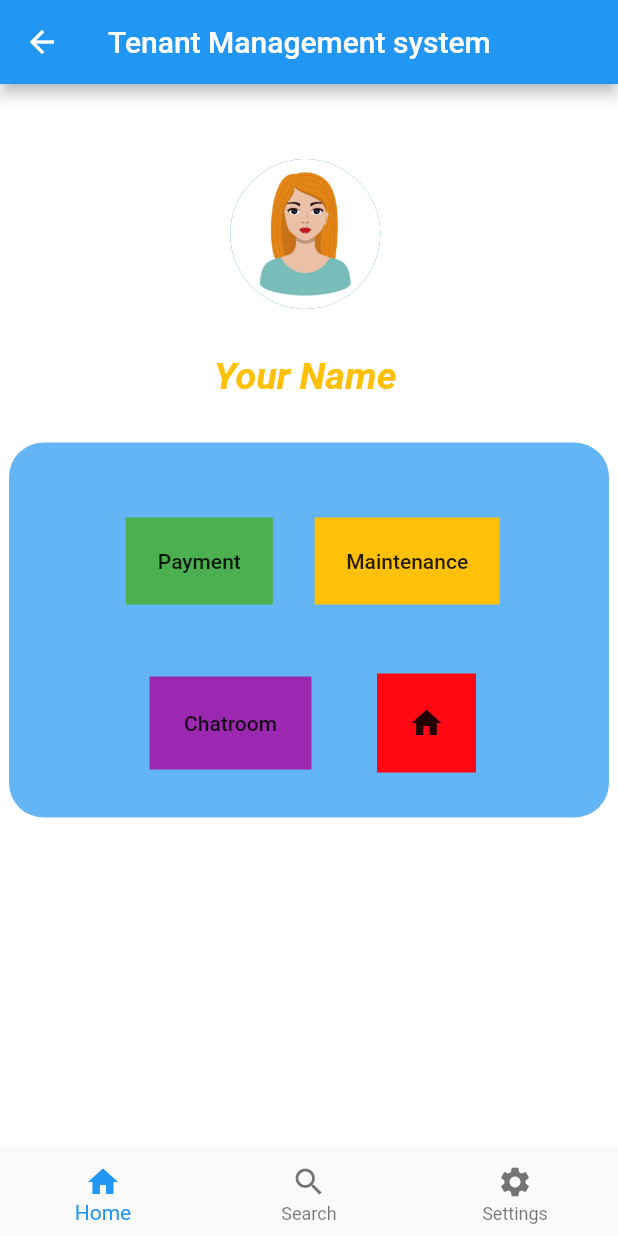
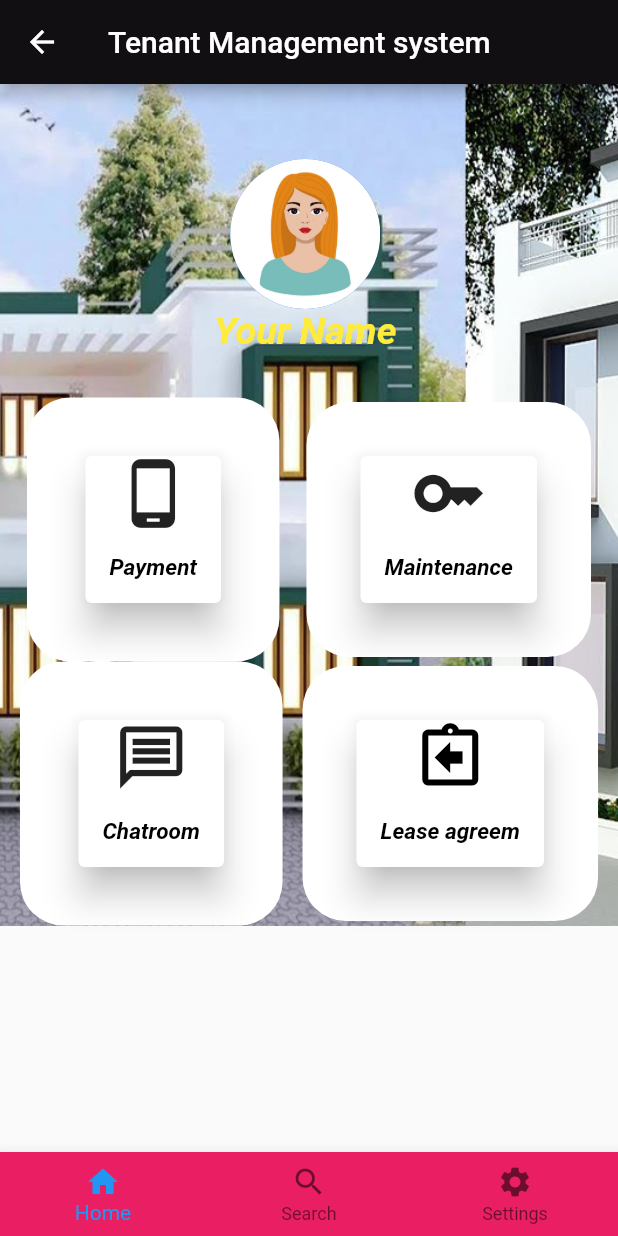
Before and after one commit to jovinraymond/reccess_project, a Flutter app: the Homep screen opened by its route, on a phone screen of 412 x 824 dp. Run offline on Flutter 3.47's test engine with Material 2 defaults, Android fonts, the phone set to English and light mode, and no system bars; our stand-ins replace cloud_firestore, firebase_auth, firebase_core; missing offline and left inert: dart:html; accounts and stored records are empty.

Commit message:
i changed the home interface

```diff
--- a/lib/home.dart
+++ b/lib/home.dart
@@ -1,6 +1,7 @@
+import 'dart:html';
+
 import 'package:flutter/material.dart';
 import 'login.dart';
-import 'payment_page.dart';
 
 void main() {
   runApp(MaterialApp(
@@ -27,22 +28,25 @@ class _HomepState extends State<Homep> {
 
   @override
   Widget build(BuildContext context) {
-    return Scaffold(
-      backgroundColor: Colors.white,
+    return Container(
+      child: Scaffold(
         appBar: AppBar(
           title: Text("Tenant Management system"),
+          backgroundColor: Color(0xff120f13),
         ),
-      body: Column(
+        body: Container(
+          decoration: BoxDecoration(
+            image: DecorationImage(
+                image: AssetImage('assets/pic.jpg'), fit: BoxFit.cover),
+          ),
+          child: SingleChildScrollView(
+            child: Column(
               children: <Widget>[
-          Row(
-            children: [
-              //TextField(autofillHints: ,)
-            ],
-          ),
                 Container(
-            padding: EdgeInsets.only(top: 50, left: 40, right: 45, bottom: 30),
+                  padding:
+                      EdgeInsets.only(top: 50, left: 40, right: 45, bottom: 30),
                   decoration: BoxDecoration(
-              color: Colors.white,
+                    color: Colors.transparent,
                     borderRadius: BorderRadius.circular(23),
                   ),
                   child: Column(
@@ -52,88 +56,151 @@ class _HomepState extends State<Homep> {
                         radius: 50,
                         backgroundImage: AssetImage("assets/ava1.jpg"),
                       ),
-                SizedBox(
-                  height: 30,
-                ),
                       Text(
                         "Your Name",
                         style: TextStyle(
                           fontSize: 25,
                           fontWeight: FontWeight.bold,
                           fontStyle: FontStyle.italic,
-                    color: Colors.amber,
+                          color: Colors.yellow,
                         ),
                       ),
                     ],
                   ),
                 ),
-          //SizedBox(
-          //height: 30,
-          //),
                 Container(
-            width: 400,
-            height: 250,
-            padding: EdgeInsets.only(top: 50, left: 50, right: 45, bottom: 30),
-            decoration: BoxDecoration(
-              color: Colors.blue[300],
-              borderRadius: BorderRadius.circular(23),
-            ),
                   child: Column(
-              mainAxisAlignment: MainAxisAlignment.spaceBetween,
+                    mainAxisAlignment: MainAxisAlignment.spaceEvenly,
+                    crossAxisAlignment: CrossAxisAlignment.start,
                     children: [
                       Row(
                         mainAxisAlignment: MainAxisAlignment.spaceEvenly,
                         children: [
                           Container(
-                      padding: EdgeInsets.all(5),
-                      color: Colors.green,
-                      //decoration: BoxDecoration(
-                      //borderRadius: BorderRadius.circular(10)),
-                      child: MaterialButton(
-                        onPressed: () {
-                          Navigator.push(
-                            context,
-                            MaterialPageRoute(
-                                builder: (context) => PaymentPage()),
-                          );
-                        },
-                        child: Text("Payment"),
+                            padding: EdgeInsets.all(35),
+                            decoration: BoxDecoration(
+                              color: Colors.white,
+                              borderRadius: BorderRadius.circular(29),
                             ),
+                            child: Card(
+                              color: Colors.white, // Set the desired color here
+                              elevation: 10,
+                              child: Column(
+                                children: [
+                                  Icon(Icons.phone_android, size: 50),
+                                  MaterialButton(
+                                    onPressed: () {},
+                                    child: Text(
+                                      "Payment",
+                                      style: TextStyle(
+                                        fontSize: 15,
+                                        fontWeight: FontWeight.bold,
+                                        fontStyle: FontStyle.italic,
+                                        color: Colors.black,
                                       ),
-                    Container(
-                      padding: EdgeInsets.all(5),
-                      color: Colors.amber,
-                      child: MaterialButton(
-                        onPressed: () {
-                          Navigator.pushNamed(context, "mantainance_request");
-                        },
-                        child: Text("Maintenance"),
                                     ),
                                   ),
                                 ],
                               ),
-                SizedBox(
-                  height: 20,
+                            ),
+                          ),
+                          Container(
+                            padding: EdgeInsets.all(32),
+                            decoration: BoxDecoration(
+                              color: Colors.white,
+                              borderRadius: BorderRadius.circular(29),
+                            ),
+                            child: Card(
+                              elevation: 10,
+                              child: Column(
+                                children: [
+                                  Icon(Icons.key, size: 50),
+                                  MaterialButton(
+                                    onPressed: () {
+                                      Navigator.pushNamed(
+                                          context, 'mantainance_request');
+                                    },
+                                    child: Text(
+                                      "Maintenance",
+                                      style: TextStyle(
+                                        fontSize: 15,
+                                        fontWeight: FontWeight.bold,
+                                        fontStyle: FontStyle.italic,
+                                        color: Colors.black,
+                                      ),
+                                    ),
+                                  ),
+                                ],
+                              ),
+                            ),
+                          ),
+                        ],
                       ),
                       Row(
                         mainAxisAlignment: MainAxisAlignment.spaceEvenly,
                         children: [
                           Container(
-                      padding: EdgeInsets.all(7),
-                      color: Colors.purple,
-                      child: MaterialButton(
+                            padding: EdgeInsets.all(35),
+                            decoration: BoxDecoration(
+                              color: Colors.white,
+                              borderRadius: BorderRadius.circular(29),
+                            ),
+                            child: Card(
+                              elevation: 10,
+                              child: Column(
+                                children: [
+                                  Icon(Icons.message_outlined, size: 50),
+                                  MaterialButton(
                                     onPressed: () {
                                       Navigator.pushNamed(context, "message");
                                     },
-                        child: Text("Chatroom"),
+                                    child: Text(
+                                      "Chatroom",
+                                      style: TextStyle(
+                                        fontSize: 15,
+                                        fontWeight: FontWeight.bold,
+                                        fontStyle: FontStyle.italic,
+                                        color: Colors.black,
+                                      ),
+                                    ),
+                                  ),
+                                ],
+                              ),
                             ),
                           ),
                           Container(
-                      padding: EdgeInsets.all(9),
-                      color: Color(0xffff0713),
-                      child: IconButton(
-                        onPressed: () {},
-                        icon: Icon(Icons.home),
+                            padding: EdgeInsets.all(32),
+                            decoration: BoxDecoration(
+                              color: Colors.white,
+                              borderRadius: BorderRadius.circular(29),
+                            ),
+                            child: Card(
+                              elevation: 10,
+                              child: Column(
+                                children: [
+                                  //IconButton(onPressed: (){}),
+                                  Icon(
+                                    Icons.assignment_return_outlined,
+                                    size: 50,
+                                    color: Colors.black,
+                                  ),
+                                  MaterialButton(
+                                    onPressed: () {
+                                      Navigator.pushNamed(
+                                          context, "lease_agreement");
+                                    },
+                                    child: Text(
+                                      "Lease agreem",
+                                      style: TextStyle(
+                                        fontSize: 15,
+                                        fontWeight: FontWeight.bold,
+                                        fontStyle: FontStyle.italic,
+                                        color: Colors.black,
+                                      ),
+                                    ),
+                                  ),
+                                ],
+                              ),
                             ),
                           ),
                         ],
@@ -143,7 +210,10 @@ class _HomepState extends State<Homep> {
                 ),
               ],
             ),
+          ),
+        ),
         bottomNavigationBar: BottomNavigationBar(
+          backgroundColor: Colors.pink,
           items: [
             BottomNavigationBarItem(
               icon: Icon(Icons.home),
@@ -156,11 +226,12 @@ class _HomepState extends State<Homep> {
             BottomNavigationBarItem(
                 icon: Icon(Icons.settings),
                 label: 'Settings',
-          ),
+                backgroundColor: Colors.pink),
           ],
           currentIndex: _selectedIndex,
           onTap: _onItemTapped,
         ),
+      ),
     );
   }
 }
```
Lines whose indentation alone changed are shown as unchanged.
